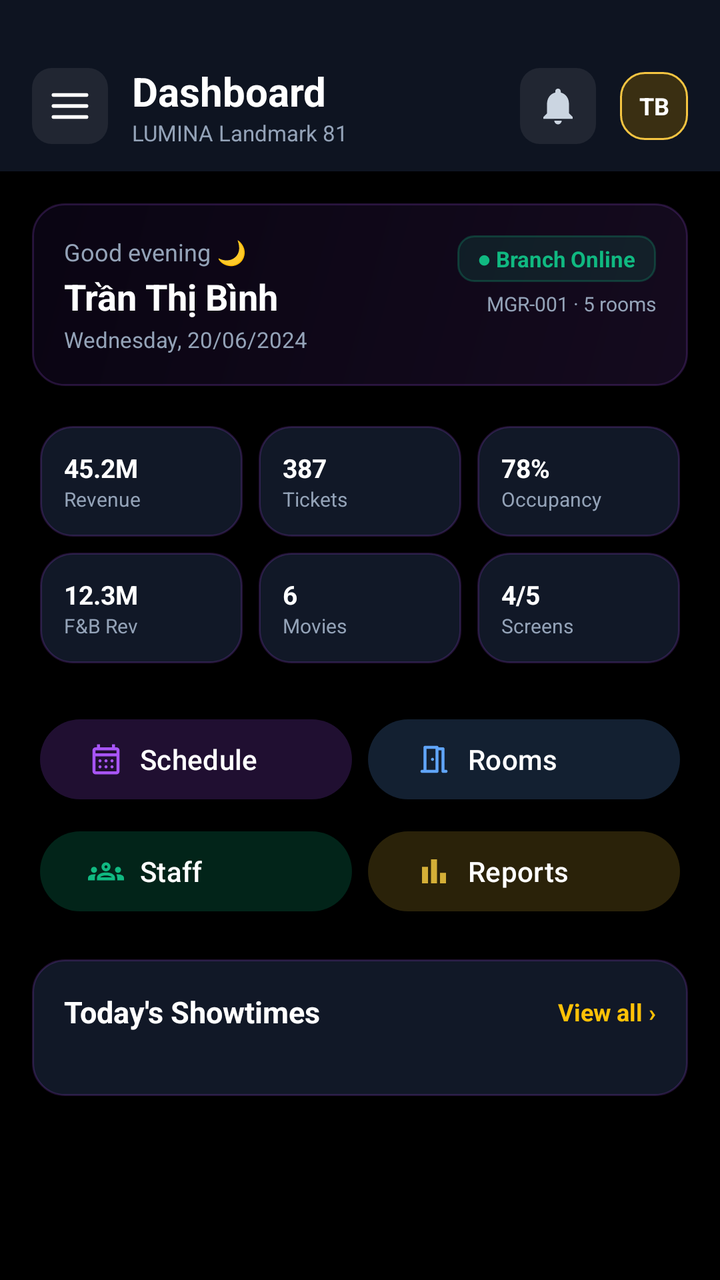
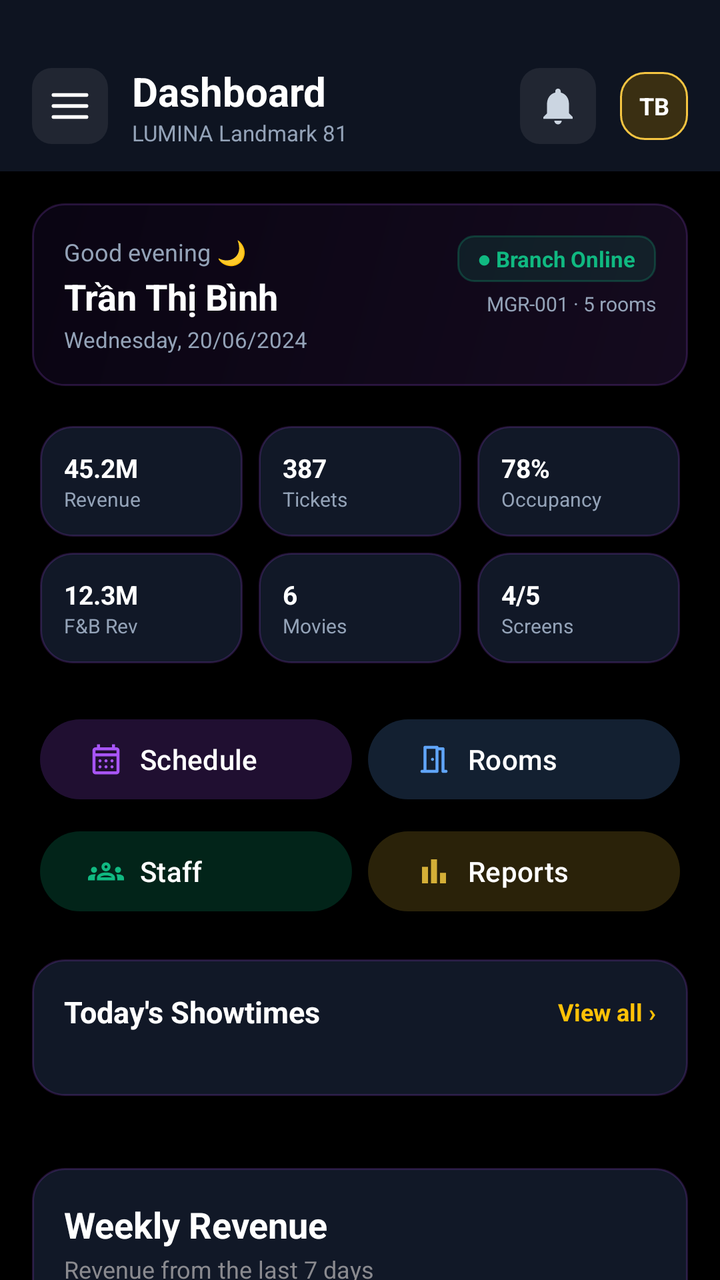

Two renders of the same Android screen: before a commit and after it. Below are the layout's source before the change and the commit's diff.
<!-- AndroidManifest.xml: activity theme Theme.Moviebookingapp -->
<!-- res/layout/activity_manager.xml -->
<?xml version="1.0" encoding="utf-8"?>
<androidx.drawerlayout.widget.DrawerLayout
    xmlns:android="http://schemas.android.com/apk/res/android"
    xmlns:app="http://schemas.android.com/apk/res-auto"
    xmlns:tools="http://schemas.android.com/tools"
    android:id="@+id/drawerLayout"
    android:layout_width="match_parent"
    android:layout_height="match_parent"
    android:background="@color/background_black"
    tools:context=".view.activity.ManagerActivity">

    
    <androidx.constraintlayout.widget.ConstraintLayout
        android:layout_width="match_parent"
        android:layout_height="match_parent">

        
        <androidx.constraintlayout.widget.ConstraintLayout
            android:id="@+id/headerLayout"
            android:layout_width="match_parent"
            android:layout_height="wrap_content"
            android:background="#D9111827"
            android:paddingHorizontal="16dp"
            android:paddingTop="32dp"
            android:paddingBottom="12dp"
            app:layout_constraintTop_toTopOf="parent">

            <ImageView
                android:id="@+id/ivMenu"
                android:layout_width="38dp"
                android:layout_height="38dp"
                android:background="@drawable/bg_circle_glass"
                android:padding="8dp"
                android:src="@drawable/ic_menu"
                app:tint="#FFFFFF"
                app:layout_constraintStart_toStartOf="parent"
                app:layout_constraintTop_toTopOf="parent"
                app:layout_constraintBottom_toBottomOf="parent"/>

            <LinearLayout
                android:layout_width="wrap_content"
                android:layout_height="wrap_content"
                android:orientation="vertical"
                android:layout_marginStart="12dp"
                app:layout_constraintStart_toEndOf="@id/ivMenu"
                app:layout_constraintTop_toTopOf="parent"
                app:layout_constraintBottom_toBottomOf="parent">

                <TextView
                    android:layout_width="wrap_content"
                    android:layout_height="wrap_content"
                    android:text="Dashboard"
                    android:textColor="#FFFFFF"
                    android:textSize="20sp"
                    android:textStyle="bold"/>

                <TextView
                    android:layout_width="wrap_content"
                    android:layout_height="wrap_content"
                    android:text="LUMINA Landmark 81"
                    android:textColor="#94A3B8"
                    android:textSize="11sp"/>
            </LinearLayout>

            <ImageView
                android:id="@+id/ivNotification"
                android:layout_width="38dp"
                android:layout_height="38dp"
                android:background="@drawable/bg_circle_glass"
                android:padding="8dp"
                android:src="@drawable/ic_notifications"
                app:tint="#CBD5E1"
                android:layout_marginEnd="12dp"
                app:layout_constraintEnd_toStartOf="@id/ivAvatar"
                app:layout_constraintTop_toTopOf="parent"
                app:layout_constraintBottom_toBottomOf="parent"/>

            <TextView
                android:id="@+id/ivAvatar"
                android:layout_width="34dp"
                android:layout_height="34dp"
                android:background="@drawable/bg_badge_gold"
                android:text="TB"
                android:gravity="center"
                android:textColor="#FFFFFF"
                android:textSize="12sp"
                android:textStyle="bold"
                app:layout_constraintEnd_toEndOf="parent"
                app:layout_constraintTop_toTopOf="parent"
                app:layout_constraintBottom_toBottomOf="parent"/>
        </androidx.constraintlayout.widget.ConstraintLayout>

        <androidx.core.widget.NestedScrollView
            android:layout_width="match_parent"
            android:layout_height="0dp"
            android:fillViewport="true"
            android:overScrollMode="never"
            app:layout_constraintTop_toBottomOf="@id/headerLayout"
            app:layout_constraintBottom_toBottomOf="parent">

            <LinearLayout
                android:layout_width="match_parent"
                android:layout_height="wrap_content"
                android:orientation="vertical"
                android:padding="16dp">

                
                <LinearLayout
                    android:layout_width="match_parent"
                    android:layout_height="wrap_content"
                    android:orientation="horizontal"
                    android:background="@drawable/bg_gradient_purple"
                    android:padding="16dp"
                    android:layout_marginBottom="16dp">
                    <LinearLayout
                        android:layout_width="0dp"
                        android:layout_height="wrap_content"
                        android:layout_weight="1"
                        android:orientation="vertical">
                        <TextView android:id="@+id/tvGreeting" android:layout_width="wrap_content" android:layout_height="wrap_content" android:text="Good evening 🌙" android:textColor="#94A3B8" android:textSize="12sp"/>
                        <TextView android:id="@+id/tvManagerName" android:layout_width="wrap_content" android:layout_height="wrap_content" android:text="Trần Thị Bình" android:textColor="#FFFFFF" android:textSize="18sp" android:textStyle="bold" android:layout_marginTop="2dp"/>
                        <TextView android:id="@+id/tvDate" android:layout_width="wrap_content" android:layout_height="wrap_content" android:text="Wednesday, 20/06/2024" android:textColor="#94A3B8" android:textSize="11sp" android:layout_marginTop="2dp"/>
                    </LinearLayout>
                    <LinearLayout
                        android:layout_width="wrap_content"
                        android:layout_height="wrap_content"
                        android:orientation="vertical"
                        android:gravity="end">
                        <TextView android:layout_width="wrap_content" android:layout_height="wrap_content" android:text="● Branch Online" android:textColor="#10B981" android:background="@drawable/bg_status_operating" android:paddingHorizontal="10dp" android:paddingVertical="4dp" android:textSize="11sp" android:textStyle="bold"/>
                        <TextView android:id="@+id/tvAllRoom" android:layout_width="wrap_content" android:layout_height="wrap_content" android:text="MGR-001 · 5 rooms" android:textColor="#94A3B8" android:textSize="10sp" android:layout_marginTop="4dp"/>
                    </LinearLayout>
                </LinearLayout>

                
                <GridLayout
                    android:layout_width="match_parent"
                    android:layout_height="wrap_content"
                    android:columnCount="3"
                    android:rowCount="2"
                    android:layout_marginBottom="16dp">

                    
                    <LinearLayout android:layout_width="0dp" android:layout_height="wrap_content" android:layout_columnWeight="1" android:layout_margin="4dp" android:background="@drawable/bg_card_dark" android:orientation="vertical" android:padding="12dp">
                        <TextView android:id="@+id/tvRevenue" android:layout_width="wrap_content" android:layout_height="wrap_content" android:text="45.2M" android:textColor="#FFFFFF" android:textSize="13sp" android:textStyle="bold"/>
                        <TextView android:layout_width="wrap_content" android:layout_height="wrap_content" android:text="Revenue" android:textColor="#94A3B8" android:textSize="10sp"/>
                    </LinearLayout>
                    
                    <LinearLayout android:layout_width="0dp" android:layout_height="wrap_content" android:layout_columnWeight="1" android:layout_margin="4dp" android:background="@drawable/bg_card_dark" android:orientation="vertical" android:padding="12dp">
                        <TextView android:id="@+id/tvTicketsSold" android:layout_width="wrap_content" android:layout_height="wrap_content" android:text="387" android:textColor="#FFFFFF" android:textSize="13sp" android:textStyle="bold"/>
                        <TextView android:layout_width="wrap_content" android:layout_height="wrap_content" android:text="Tickets" android:textColor="#94A3B8" android:textSize="10sp"/>
                    </LinearLayout>
                    
                    <LinearLayout android:layout_width="0dp" android:layout_height="wrap_content" android:layout_columnWeight="1" android:layout_margin="4dp" android:background="@drawable/bg_card_dark" android:orientation="vertical" android:padding="12dp">
                        <TextView android:id="@+id/tvOccupancyRate" android:layout_width="wrap_content" android:layout_height="wrap_content" android:text="78%" android:textColor="#FFFFFF" android:textSize="13sp" android:textStyle="bold"/>
                        <TextView android:layout_width="wrap_content" android:layout_height="wrap_content" android:text="Occupancy" android:textColor="#94A3B8" android:textSize="10sp"/>
                    </LinearLayout>
                    
                    <LinearLayout android:layout_width="0dp" android:layout_height="wrap_content" android:layout_columnWeight="1" android:layout_margin="4dp" android:background="@drawable/bg_card_dark" android:orientation="vertical" android:padding="12dp">
                        <TextView android:id="@+id/tvFoodRevenue" android:layout_width="wrap_content" android:layout_height="wrap_content" android:text="12.3M" android:textColor="#FFFFFF" android:textSize="13sp" android:textStyle="bold"/>
                        <TextView android:layout_width="wrap_content" android:layout_height="wrap_content" android:text="F&amp;B Rev" android:textColor="#94A3B8" android:textSize="10sp"/>
                    </LinearLayout>
                    
                    <LinearLayout android:layout_width="0dp" android:layout_height="wrap_content" android:layout_columnWeight="1" android:layout_margin="4dp" android:background="@drawable/bg_card_dark" android:orientation="vertical" android:padding="12dp">
                        <TextView android:id="@+id/tvRunningMovies" android:layout_width="wrap_content" android:layout_height="wrap_content" android:text="6" android:textColor="#FFFFFF" android:textSize="13sp" android:textStyle="bold"/>
                        <TextView android:layout_width="wrap_content" android:layout_height="wrap_content" android:text="Movies" android:textColor="#94A3B8" android:textSize="10sp"/>
                    </LinearLayout>
                    
                    <LinearLayout android:layout_width="0dp" android:layout_height="wrap_content" android:layout_columnWeight="1" android:layout_margin="4dp" android:background="@drawable/bg_card_dark" android:orientation="vertical" android:padding="12dp">
                        <TextView android:id="@+id/tvActiveScreens" android:layout_width="wrap_content" android:layout_height="wrap_content" android:text="4/5" android:textColor="#FFFFFF" android:textSize="13sp" android:textStyle="bold"/>
                        <TextView android:layout_width="wrap_content" android:layout_height="wrap_content" android:text="Screens" android:textColor="#94A3B8" android:textSize="10sp"/>
                    </LinearLayout>
                </GridLayout>

                
                <GridLayout
                    android:layout_width="match_parent"
                    android:layout_height="wrap_content"
                    android:columnCount="2"
                    android:rowCount="2"
                    android:layout_marginBottom="16dp">
                    <Button android:id="@+id/layoutSchedule" android:layout_width="0dp" android:layout_height="wrap_content" android:layout_columnWeight="1" android:layout_margin="4dp" android:text="Schedule" android:backgroundTint="#1AA855F7" android:textColor="#FFFFFF" app:icon="@drawable/ic_calendar_month_24" app:iconTint="#A855F7" android:textAlignment="textStart"/>
                    <Button android:id="@+id/layoutRooms" android:layout_width="0dp" android:layout_height="wrap_content" android:layout_columnWeight="1" android:layout_margin="4dp" android:text="Rooms" android:backgroundTint="#1A60A5FA" android:textColor="#FFFFFF" app:iconTint="#60A5FA"  app:icon="@drawable/ic_room" android:textAlignment="textStart"/>
                    <Button android:id="@+id/layoutStaff" android:layout_width="0dp" android:layout_height="wrap_content" android:layout_columnWeight="1" android:layout_margin="4dp" android:text="Staff" android:backgroundTint="#1A10B981" android:textColor="#FFFFFF" app:iconTint="#10B981" app:icon="@drawable/ic_staff" android:textAlignment="textStart"/>
                    <Button android:id="@+id/layoutReports" android:layout_width="0dp" android:layout_height="wrap_content" android:layout_columnWeight="1" android:layout_margin="4dp" android:text="Reports" android:backgroundTint="#1AD4AF37" android:textColor="#FFFFFF" app:iconTint="#D4AF37" app:icon="@drawable/ic_report" android:textAlignment="textStart"/>
                </GridLayout>

                
                <LinearLayout
                    android:layout_width="match_parent"
                    android:layout_height="wrap_content"
                    android:orientation="vertical"
                    android:background="@drawable/bg_card_dark"
                    android:padding="16dp"
                    android:layout_marginBottom="16dp">

                    <RelativeLayout
                        android:layout_width="match_parent"
                        android:layout_height="wrap_content"
                        android:layout_marginBottom="16dp">

                        <TextView
                            android:layout_width="wrap_content"
                            android:layout_height="wrap_content"
                            android:text="Today's Showtimes"
                            android:textColor="@color/text_primary"
                            android:textSize="15sp"
                            android:textStyle="bold"/>

                        <TextView
                            android:id="@+id/tvViewAll"
                            android:layout_width="wrap_content"
                            android:layout_height="wrap_content"
                            android:layout_alignParentEnd="true"
                            android:layout_centerInParent="true"
                            android:text="View all ›"
                            android:textColor="@color/yellow"
                            android:textSize="12sp"
                            android:textStyle="bold"/>
                    </RelativeLayout>

                    <androidx.recyclerview.widget.RecyclerView
                        android:id="@+id/rvTodayShowtimes"
                        android:layout_width="match_parent"
                        android:layout_height="wrap_content"
                        android:nestedScrollingEnabled="false"
                        app:layoutManager="androidx.recyclerview.widget.LinearLayoutManager"
                        android:orientation="vertical"
                        tools:listitem="@layout/item_manager_showtime" />

                    <TextView
                        android:id="@+id/tvNoShowtimes"
                        android:layout_width="match_parent"
                        android:layout_height="wrap_content"
                        android:paddingVertical="24dp"
                        android:gravity="center"
                        android:text="No showtimes scheduled for today!"
                        android:textColor="@color/text_secondary"
                        android:textSize="13sp"
                        android:visibility="gone" />
                </LinearLayout>
            </LinearLayout>
        </androidx.core.widget.NestedScrollView>

    </androidx.constraintlayout.widget.ConstraintLayout>

    
    <com.google.android.material.navigation.NavigationView
        android:id="@+id/navigationView"
        android:layout_width="wrap_content"
        android:layout_height="match_parent"
        android:layout_gravity="start"
        android:background="@color/admin_bg"
        app:itemTextColor="#CBD5E1"
        app:itemIconTint="#CBD5E1"
        app:headerLayout="@layout/nav_manager_header"
        app:menu="@menu/manager_drawer_menu" />

</androidx.drawerlayout.widget.DrawerLayout>
<!-- res/layout/item_manager_showtime.xml (included above) -->
<?xml version="1.0" encoding="utf-8"?>
<androidx.constraintlayout.widget.ConstraintLayout
    xmlns:android="http://schemas.android.com/apk/res/android"
    xmlns:app="http://schemas.android.com/apk/res-auto"
    xmlns:tools="http://schemas.android.com/tools"
    android:layout_width="match_parent"
    android:layout_height="wrap_content"
    android:paddingBottom="12dp">

    <FrameLayout
        android:id="@+id/indicatorContainer"
        android:layout_width="32dp"
        android:layout_height="32dp"
        android:background="@drawable/bg_circle_glass"
        app:layout_constraintStart_toStartOf="parent"
        app:layout_constraintTop_toTopOf="parent">

        <View
            android:id="@+id/viewDot"
            android:layout_width="10dp"
            android:layout_height="10dp"
            android:layout_gravity="center"
            android:background="@drawable/bg_circle_dot_live" />
    </FrameLayout>

    <View
        android:id="@+id/lineVertical"
        android:layout_width="2dp"
        android:layout_height="0dp"
        android:background="@color/color_green_status"
        app:layout_constraintTop_toBottomOf="@id/indicatorContainer"
        app:layout_constraintBottom_toBottomOf="parent"
        app:layout_constraintStart_toStartOf="@id/indicatorContainer"
        app:layout_constraintEnd_toEndOf="@id/indicatorContainer"/>

    <LinearLayout
        android:id="@+id/infoContainer"
        android:layout_width="0dp"
        android:layout_height="wrap_content"
        android:orientation="vertical"
        android:layout_marginStart="12dp"
        app:layout_constraintStart_toEndOf="@id/indicatorContainer"
        app:layout_constraintEnd_toStartOf="@id/statusContainer"
        app:layout_constraintTop_toTopOf="parent">

        <TextView
            android:id="@+id/tvMovieName"
            android:layout_width="wrap_content"
            android:layout_height="wrap_content"
            android:text="Oppenheimer"
            android:textColor="@color/text_primary"
            android:textSize="14sp"
            android:textStyle="bold" />

        <TextView
            android:id="@+id/tvRoomAndTime"
            android:layout_width="wrap_content"
            android:layout_height="wrap_content"
            android:text="Hall A · 13:45 - 16:45"
            android:textColor="@color/text_secondary"
            android:textSize="12sp"
            android:layout_marginTop="2dp" />

        <RelativeLayout
            android:layout_width="match_parent"
            android:layout_height="wrap_content"
            android:layout_marginTop="8dp">

            <TextView
                android:id="@+id/tvSeatsCount"
                android:layout_width="wrap_content"
                android:layout_height="wrap_content"
                android:text="98/120 seats"
                android:textColor="@color/text_secondary"
                android:textSize="11sp"/>

        </RelativeLayout>
    </LinearLayout>

    <LinearLayout
        android:id="@+id/statusContainer"
        android:layout_width="wrap_content"
        android:layout_height="wrap_content"
        android:paddingHorizontal="8dp"
        android:paddingVertical="2dp"
        android:background="@drawable/bg_status_live_pill"
        app:layout_constraintEnd_toEndOf="parent"
        app:layout_constraintTop_toTopOf="parent">

        <TextView
            android:id="@+id/tvStatus"
            android:layout_width="wrap_content"
            android:layout_height="wrap_content"
            android:text="Live"
            android:textColor="@color/seat_selected"
            android:textSize="11sp"
            android:textStyle="bold"/>
    </LinearLayout>

    <ProgressBar
        android:id="@+id/pbOccupancy"
        style="?android:attr/progressBarStyleHorizontal"
        android:layout_width="0dp"
        android:layout_height="4dp"
        android:layout_marginTop="6dp"
        android:progress="82"
        android:max="100"
        android:progressDrawable="@drawable/custom_progressbar_yellow"
        app:layout_constraintTop_toBottomOf="@id/infoContainer"
        app:layout_constraintStart_toStartOf="@id/infoContainer"
        app:layout_constraintEnd_toEndOf="parent" />

    <TextView
        android:id="@+id/tvOccupancyPercentage"
        android:layout_width="wrap_content"
        android:layout_height="wrap_content"
        android:layout_marginEnd="4dp"
        android:text="82%"
        android:textColor="@color/seat_selected"
        android:textSize="11sp"
        android:textStyle="bold"
        app:layout_constraintEnd_toEndOf="parent"
        app:layout_constraintBottom_toTopOf="@id/pbOccupancy"
        android:layout_marginBottom="6dp" />

</androidx.constraintlayout.widget.ConstraintLayout>
<!-- res/layout/nav_manager_header.xml (included above) -->
<?xml version="1.0" encoding="utf-8"?>
<LinearLayout xmlns:android="http://schemas.android.com/apk/res/android"
    android:layout_width="match_parent"
    android:layout_height="wrap_content"
    android:orientation="vertical"
    android:padding="20dp"
    android:background="@drawable/bg_bottom_border">

    <LinearLayout
        android:layout_width="match_parent"
        android:layout_height="wrap_content"
        android:orientation="horizontal"
        android:gravity="center_vertical"
        android:layout_marginTop="32dp">

        <FrameLayout
            android:layout_width="48dp"
            android:layout_height="48dp"
            android:background="@drawable/bg_badge_gold">
            <TextView
                android:layout_width="match_parent"
                android:layout_height="match_parent"
                android:text="M"
                android:gravity="center"
                android:textColor="#FFFFFF"
                android:textSize="20sp"
                android:textStyle="bold" />
        </FrameLayout>

        <LinearLayout
            android:layout_width="wrap_content"
            android:layout_height="wrap_content"
            android:layout_marginStart="16dp"
            android:orientation="vertical">

            <TextView
                android:layout_width="wrap_content"
                android:layout_height="wrap_content"
                android:text="LUMINA"
                android:textColor="@color/gold_selected"
                android:textSize="18sp"
                android:textStyle="bold" />

            <TextView
                android:layout_width="wrap_content"
                android:layout_height="wrap_content"
                android:text="MANAGER PORTAL"
                android:textColor="#94A3B8"
                android:textSize="12sp"
                android:letterSpacing="0.15" />
        </LinearLayout>
    </LinearLayout>

</LinearLayout>
<!-- resources referenced by this layout -->
<resources>
  <color name="admin_bg">#090B13</color>
  <color name="background_black">#FF000000</color>
  <color name="color_green_status">#34C759</color>
  <color name="gold_selected">#F5C518</color>
  <color name="seat_selected">#34C759</color>
  <color name="text_primary">#FFFFFF</color>
  <color name="text_secondary">#9A9A9A</color>
  <color name="yellow">#FFC107</color>
  <!-- drawable bg_badge_gold (drawable) -->
  <?xml version="1.0" encoding="utf-8"?>
  <shape xmlns:android="http://schemas.android.com/apk/res/android"
      android:shape="rectangle">
      <stroke
          android:width="1dp"
          android:color="#F5C542" />
      <corners android:radius="12dp" />
      <solid android:color="#3A2F12" />
  </shape>
  <!-- drawable bg_card_dark (drawable) -->
  <?xml version="1.0" encoding="utf-8"?>
  <shape xmlns:android="http://schemas.android.com/apk/res/android">
      <solid android:color="#111827"/>
      <corners android:radius="16dp"/>
      <stroke android:width="1dp" android:color="#33A855F7"/>
  </shape>
  <!-- drawable bg_circle_dot_live (drawable) -->
  <?xml version="1.0" encoding="utf-8"?>
  <shape xmlns:android="http://schemas.android.com/apk/res/android" android:shape="oval">
      <solid android:color="#34C759"/> </shape>
  <!-- drawable bg_circle_glass (drawable) -->
  <?xml version="1.0" encoding="utf-8"?>
  <shape xmlns:android="http://schemas.android.com/apk/res/android" android:shape="rectangle">
      <solid android:color="#14FFFFFF"/>
      <corners android:radius="10dp"/>
  </shape>
  <!-- drawable bg_gradient_purple (drawable) -->
  <?xml version="1.0" encoding="utf-8"?>
  <shape xmlns:android="http://schemas.android.com/apk/res/android">
      <gradient
          android:startColor="#1FA855F7"
          android:endColor="#147C3AED"
          android:angle="135"/>
      <corners android:radius="16dp"/>
      <stroke android:width="1dp" android:color="#33A855F7"/>
  </shape>
  <!-- drawable bg_status_live_pill (drawable) -->
  <?xml version="1.0" encoding="utf-8"?>
  <shape xmlns:android="http://schemas.android.com/apk/res/android">
      <solid android:color="#1A34C759" /> <corners android:radius="6dp" />
  </shape>
  <!-- drawable bg_status_operating (drawable) -->
  <?xml version="1.0" encoding="utf-8"?>
  <shape xmlns:android="http://schemas.android.com/apk/res/android">
      <solid android:color="#1F10B981"/>
      <corners android:radius="8dp"/>
      <stroke android:width="1dp" android:color="#4010B981"/>
  </shape>
  <!-- drawable ic_menu (drawable) -->
  <vector xmlns:android="http://schemas.android.com/apk/res/android"
      android:width="24dp"
      android:height="24dp"
      android:viewportWidth="24"
      android:viewportHeight="24">
    <path
        android:pathData="M3,12h18M3,6h18M3,18h18"
        android:strokeLineJoin="round"
        android:strokeWidth="2"
        android:fillColor="#00000000"
        android:strokeColor="#FFFFFF"
        android:strokeLineCap="round"/>
  </vector>
  <!-- drawable ic_report (drawable) -->
  <vector xmlns:android="http://schemas.android.com/apk/res/android" android:height="24dp" android:tint="#FFFFFF" android:viewportHeight="960" android:viewportWidth="960" android:width="24dp">
        
      <path android:fillColor="@android:color/white" android:pathData="M640,800L640,520L800,520L800,800L640,800ZM400,800L400,160L560,160L560,800L400,800ZM160,800L160,360L320,360L320,800L160,800Z"/>
      
  </vector>
  <style name="Theme.Moviebookingapp" parent="Base.Theme.Moviebookingapp" />
  <color name="admin_drawer_bg">#0d1120</color>
  <color name="white_transparent_10">#1AFFFFFF</color>
  <style name="Base.Theme.Moviebookingapp" parent="Theme.Material3.DayNight.NoActionBar">
          <item name="colorPrimary">@color/yellow</item>
          <item name="android:windowBackground">@color/background_black</item>
          <item name="android:statusBarColor">@color/background_black</item>
      </style>
  <!-- unchanged entries left out for length: 6 -->
</resources>

<!-- the commit's change to res/layout/activity_manager.xml (unified diff, before → after) -->
@@ -238,6 +238,40 @@
                         android:textSize="13sp"
                         android:visibility="gone" />
                 </LinearLayout>
+                <LinearLayout
+                    android:layout_width="match_parent"
+                    android:layout_height="wrap_content"
+                    android:layout_marginTop="20dp"
+                    android:layout_marginBottom="24dp"
+                    android:background="@drawable/bg_card_dark"
+                    android:orientation="vertical"
+                    android:padding="16dp">
+
+                    <TextView
+                        android:layout_width="wrap_content"
+                        android:layout_height="wrap_content"
+                        android:text="Weekly Revenue"
+                        android:textColor="@color/white"
+                        android:textSize="18sp"
+                        android:textStyle="bold" />
+
+                    <TextView
+                        android:layout_width="wrap_content"
+                        android:layout_height="wrap_content"
+                        android:text="Revenue from the last 7 days"
+                        android:textColor="#8A8A8F"
+                        android:textSize="12sp"
+                        android:layout_marginTop="2dp"/>
+
+                    
+                    <com.github.mikephil.charting.charts.LineChart
+                        android:id="@+id/lineChartWeekly"
+                        android:layout_width="match_parent"
+                        android:layout_height="250dp"
+                        android:layout_marginTop="16dp" />
+
+                </LinearLayout>
+
             </LinearLayout>
         </androidx.core.widget.NestedScrollView>
 
<!-- resource entries referenced after the edit -->
@@ -7,6 +7,7 @@
   <color name="seat_selected">#34C759</color>
   <color name="text_primary">#FFFFFF</color>
   <color name="text_secondary">#9A9A9A</color>
+  <color name="white">#FFFFFFFF</color>
   <color name="yellow">#FFC107</color>
   <!-- drawable bg_badge_gold (drawable) -->
   <?xml version="1.0" encoding="utf-8"?>
